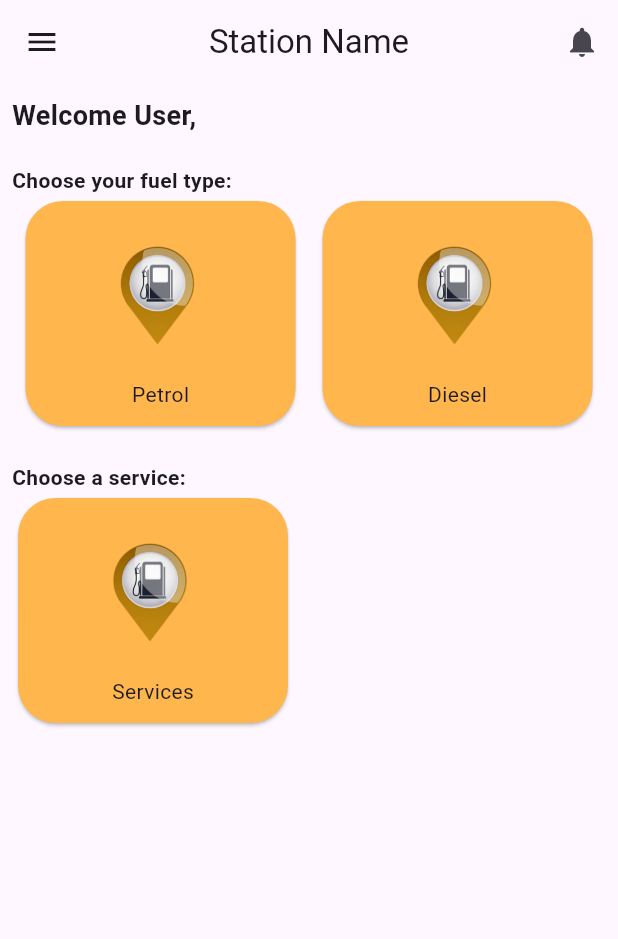
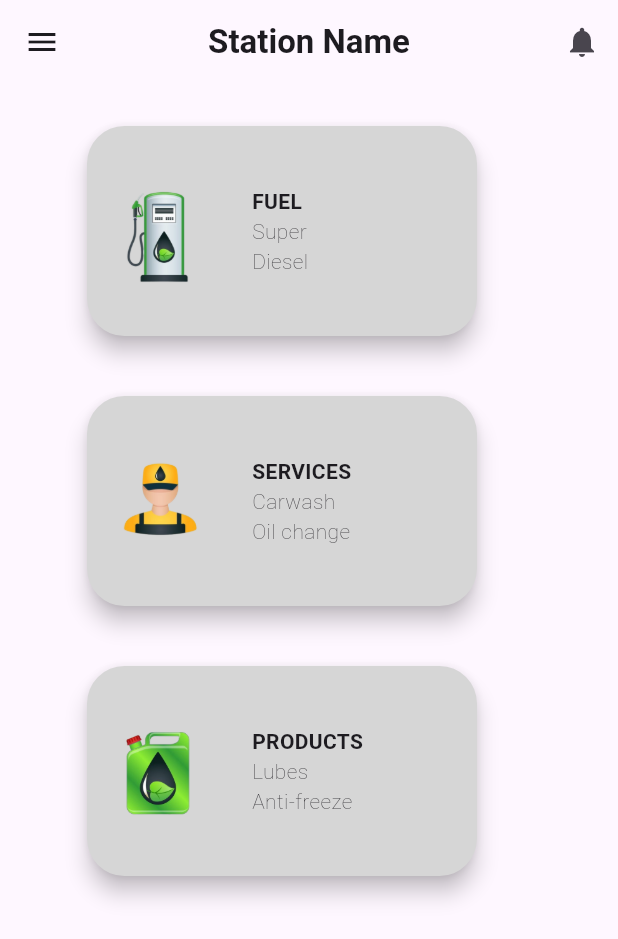
Before and after one commit to Gee-gee4/petrol_app, a Flutter app: the HomePage screen opened directly, on a phone screen of 412 x 824 dp. Shown: the top 939 px of the screen. Run offline on Flutter 3.47's test engine with Material 3 defaults, Android fonts, the phone set to English and light mode, and no system bars.

Commit message:
added some photos and finished with the cards

```diff
--- /dev/null
+++ b/lib/pages/fuel_page.dart
@@ -0,0 +1,10 @@
+import 'package:flutter/material.dart';
+
+class FuelPage extends StatelessWidget {
+  const FuelPage({super.key});
+
+  @override
+  Widget build(BuildContext context) {
+    return Scaffold(appBar: AppBar(),);
+  }
+}
--- a/lib/pages/home_page.dart
+++ b/lib/pages/home_page.dart
@@ -1,4 +1,5 @@
 import 'package:flutter/material.dart';
+import 'package:petrol_app/pages/fuel_page.dart';
 import 'package:petrol_app/widgets/reusable_widgets.dart';
 
 class HomePage extends StatelessWidget {
@@ -9,46 +10,50 @@ class HomePage extends StatelessWidget {
     return Scaffold(
       appBar: AppBar(
         leading: IconButton(onPressed: () {}, icon: Icon(Icons.menu)),
-        title: Text('Station Name'),
+        title: Text('Station Name',style: TextStyle(fontWeight: FontWeight.bold),),
         centerTitle: true,
         actions: [
           IconButton(onPressed: () {}, icon: Icon(Icons.notifications)),
         ],
       ),
-      body: Padding(
+      body: SingleChildScrollView(
+        child: Padding(
           padding: const EdgeInsets.all(8.0),
           child: Column(
             crossAxisAlignment: CrossAxisAlignment.start,
             children: [
-            Text(
-              'Welcome User,',
-              style: TextStyle(fontSize: 18, fontWeight: FontWeight.bold),
+              //Image.asset('assets/vectors/green_home.png'),
+              //Text('Welcome User,',style: TextStyle(fontWeight: FontWeight.bold,fontSize: 17),),
+               SizedBox(height: 20),
+              myCard(
+                Text('FUEL', style: TextStyle(fontWeight: FontWeight.bold)),
+                'assets/vectors/fuel.png',
+                'Super',
+                'Diesel',
+                ()=> Navigator.push(context, MaterialPageRoute(builder: (context)=>FuelPage()))
               ),
               SizedBox(height: 20),
-            Text(
-              'Choose your fuel type:',
-              style: TextStyle(fontWeight: FontWeight.bold),
+
+              SizedBox(height: 20),
+              myCard(
+                Text('SERVICES', style: TextStyle(fontWeight: FontWeight.bold)),
+                'assets/vectors/service.png',
+                'Carwash',
+                'Oil change',
+                (){}
               ),
-            Row(
-              mainAxisAlignment: MainAxisAlignment.spaceAround,
-              children: [
+              SizedBox(height: 20),
+
+              SizedBox(height: 20),
               myCard(
-                  Text('Petrol'),
-                  'assets/vectors/location login orange (enhanced).png',
-                ),
-                myCard(
-                  Text('Diesel'),
-                  'assets/vectors/location login orange (enhanced).png',
+                Text('PRODUCTS', style: TextStyle(fontWeight: FontWeight.bold)),
+                'assets/vectors/productss.png',
+                'Lubes',
+                'Anti-freeze',
+                (){}
               ),
             ],
           ),
-            SizedBox(height: 20,),
-            Text(
-              'Choose a service:',
-              style: TextStyle(fontWeight: FontWeight.bold),
-            ),
-            myCard(Text('Services'),'assets/vectors/location login orange (enhanced).png')
-          ],
         ),
       ),
     );
--- a/lib/widgets/reusable_widgets.dart
+++ b/lib/widgets/reusable_widgets.dart
@@ -68,19 +68,41 @@ Container myButton(BuildContext context, Function onTap) {
   );
 }
 
-Card myCard(Text cardTitle, String imageName) {
+Card myCard(
+  Text cardTitle,
+  String imageName,
+  String firstEntry,
+  String secondEntry,
+  VoidCallback onTap
+) {
+  TextStyle entryStyle = const TextStyle(fontWeight: FontWeight.w200);
   return Card(
-    color: Colors.orange[300],
-    elevation: 1,
+    margin: EdgeInsets.only(left: 50),
+    color: Colors.grey[350],
+    elevation: 6,
     shape: RoundedRectangleBorder(borderRadius: BorderRadius.circular(25)),
-    child: SizedBox(
-      width: 180,
-      height: 150,
-      child: Column(
-        children: [
-          Image.asset(imageName, fit: BoxFit.fitWidth, width: 120),
-          cardTitle,
-        ],
+    child: InkWell(
+      onTap: onTap,
+      borderRadius: BorderRadius.circular(25),
+      splashColor: Colors.green[50],
+      child: SizedBox(
+        width: 260,
+        height: 140,
+        child: Row(
+          children: [
+            Image.asset(imageName, fit: BoxFit.fitWidth, width: 100),
+            SizedBox(width: 10),
+            Column(
+              mainAxisAlignment: MainAxisAlignment.center,
+              crossAxisAlignment: CrossAxisAlignment.start,
+              children: [
+                cardTitle,
+                Text(firstEntry, style: entryStyle),
+                Text(secondEntry, style: entryStyle),
+              ],
+            ),
+          ],
+        ),
       ),
     ),
   );
```
Also changed, not shown: assets/vectors/fuel.png (added), assets/vectors/green station.png (added), assets/vectors/green_home.png (added), assets/vectors/productss.png (added), assets/vectors/service.png (added), assets/vectors/station.jpeg (added). Lines whose indentation alone changed are shown as unchanged.
